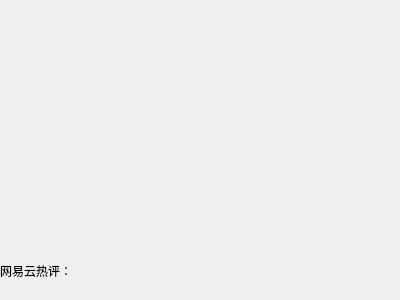
Younger-Chan/everyday, file ui/wangyiy.ui: the form before one commit.
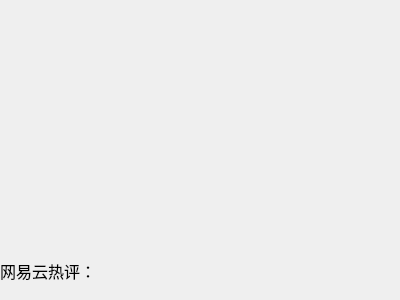
The form after the commit.

What changed in the file:
```diff
--- a/ui/wangyiy.ui
+++ b/ui/wangyiy.ui
@@ -66,7 +66,7 @@
        <item>
         <widget class="QLabel" name="l_reping">
          <property name="text">
-          <string>网易云热评：</string>
+          <string>&lt;html&gt;&lt;head/&gt;&lt;body&gt;&lt;p&gt;&lt;span style=&quot; font-size:12pt;&quot;&gt;网易云热评：&lt;/span&gt;&lt;/p&gt;&lt;/body&gt;&lt;/html&gt;</string>
          </property>
          <property name="alignment">
           <set>Qt::AlignRight|Qt::AlignTrailing|Qt::AlignVCenter</set>
@@ -75,6 +75,11 @@
        </item>
        <item>
         <widget class="QLabel" name="l_content">
+         <property name="font">
+          <font>
+           <pointsize>12</pointsize>
+          </font>
+         </property>
          <property name="text">
           <string/>
          </property>
```
Left out of the diff: 5 changed lines with no effect on the pictures.
